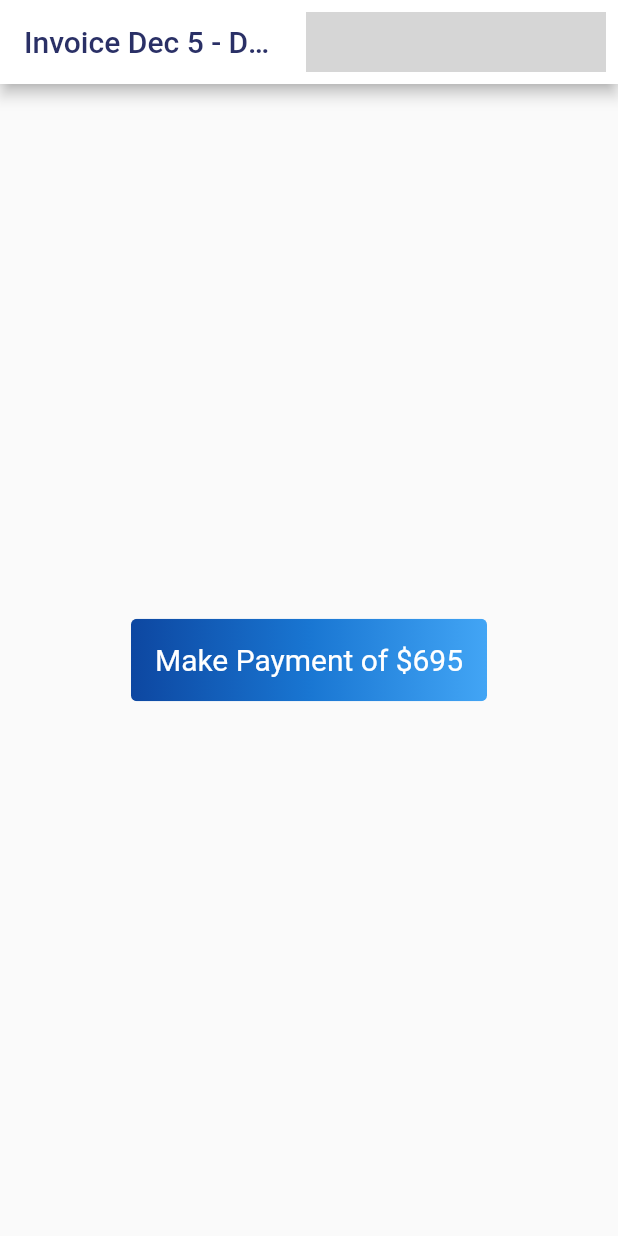
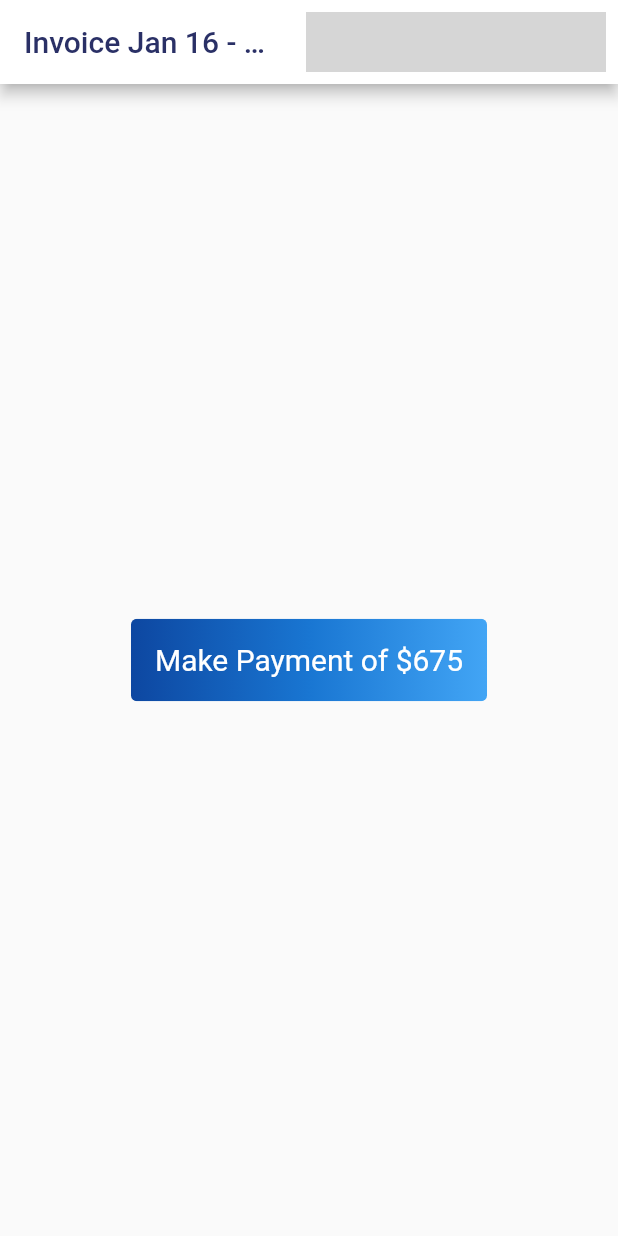
Before and after one commit to Team-Crushing-It/derosa_payment, a Flutter app: the screen it shows after launch, on a phone screen of 412 x 824 dp. Run offline on Flutter 3.47's test engine with Material 2 defaults, Android fonts, the light colour scheme and no system bars; our stand-ins replace bloc, cloud_firestore, equatable, firebase_auth, firebase_core, flutter_bloc and 1 more; missing offline and left inert: flow_builder, very_good_analysis; accounts and stored records are empty; generated files the repository leaves out were written again; network calls fail; grey boxes are pictures that could not be loaded.

Commit message:
Update home.dart

```diff
--- a/lib/home/view/home.dart
+++ b/lib/home/view/home.dart
@@ -30,8 +30,8 @@ class _HomeState extends State<Home> {
   @override
   Widget build(BuildContext context) {
     const id = 'DeRosa';
-    const title = 'Dec 5 - Dec 11';
-    const price = '695';
+    const title = 'Jan 16 - Jan 22';
+    const price = '675';
     final timeStamp = DateTime.now().toString();
 
     return Scaffold(
```
